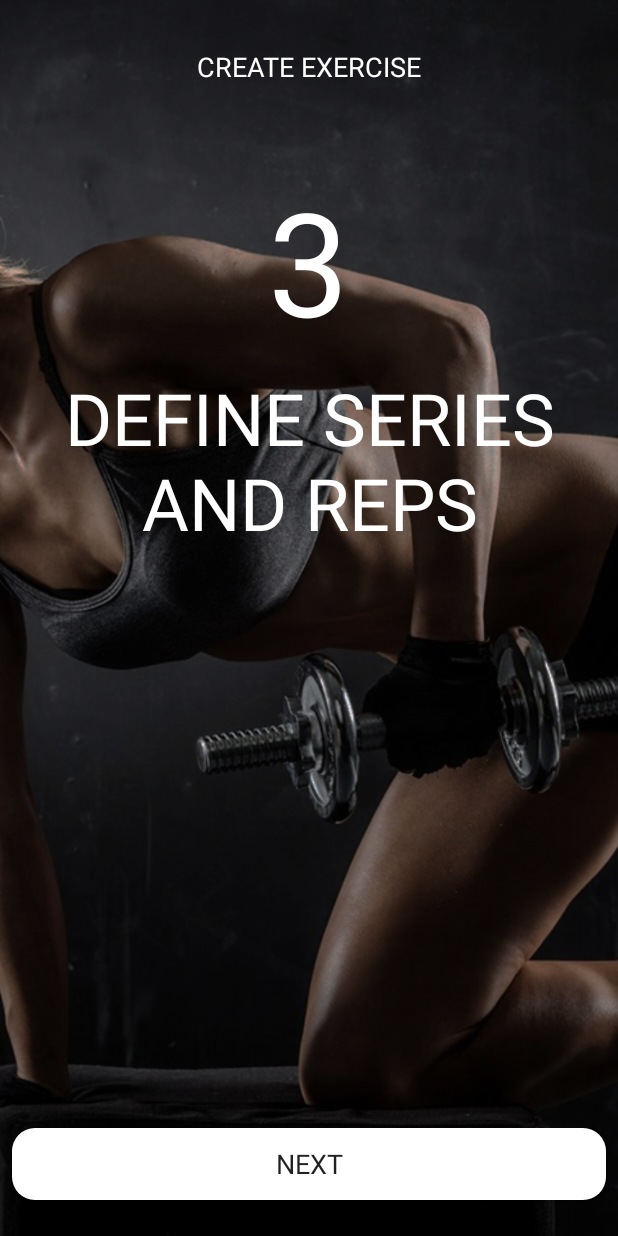
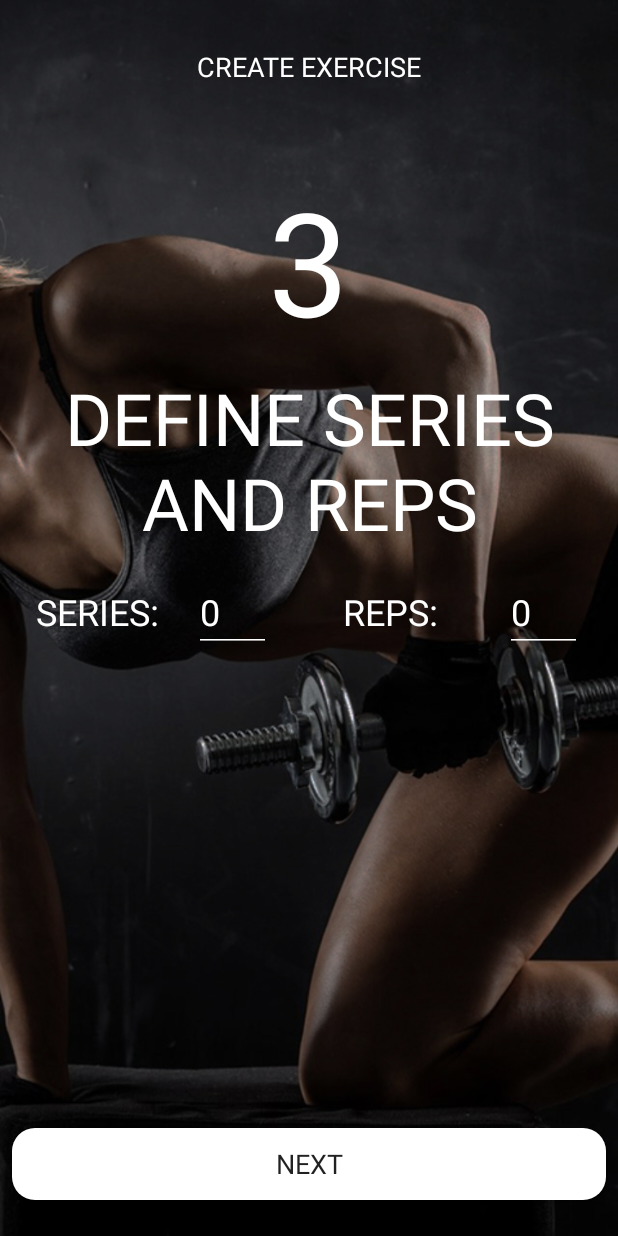
Before and after one commit to koulaond/WorkoutPlanner, an Android app: the fragment StandardRepsFragment placed in its activity, on a phone screen of 412 x 824 dp. Run offline under Robolectric (Android 15) with nearby library versions, the phone set to English and light mode, and no system bars; Roboto replaces fonts that are not available here.

Commit message:
UI - database access - series and reps text fields dynamically change according to values

```diff
--- a/app/src/main/java/com/example/workoutplanner/StandardRepsFragment.kt
+++ b/app/src/main/java/com/example/workoutplanner/StandardRepsFragment.kt
@@ -5,13 +5,55 @@ import androidx.fragment.app.Fragment
 import android.view.LayoutInflater
 import android.view.View
 import android.view.ViewGroup
+import android.widget.EditText
+import android.widget.LinearLayout
+import android.widget.ScrollView
+import android.widget.TextView
+import androidx.constraintlayout.widget.ConstraintLayout
 
 class StandardRepsFragment : Fragment() {
+
+    val containerLayoutId = "containerLayout"
+
+    var reps: Long = 0
+    var series: Long = 0
+    var bodyTypeId: Long = 0
+
+    var seriesLabels: List<TextView> = ArrayList()
+    var seriesInputs: List<EditText> = ArrayList()
 
     override fun onCreateView(
         inflater: LayoutInflater, container: ViewGroup?,
         savedInstanceState: Bundle?
     ): View? {
-        return inflater.inflate(R.layout.fragment_standard_reps, container, false)
+        arguments?.let {
+
+            reps = it.getLong("reps")
+            series = it.getLong("series")
+            bodyTypeId = it.getLong("bodyTypeId")
+        }
+
+        val view: View = inflater.inflate(R.layout.fragment_standard_reps, container, false)
+        view?.let {
+            it.findViewById<EditText>(R.id.series_reps_series_input)?.let {
+                it.setText(series.toString())
+            }
+            it.findViewById<EditText>(R.id.series_reps_reps_input)?.let {
+                it.setText(reps.toString())
+            }
+            initContainer(view)
+        }
+        return view
+    }
+
+    private fun initContainer(view: View) {
+        var layout: LinearLayout = view.findViewById<LinearLayout>(R.id.repsContainerLayout)
+
+        for (i in 0 until reps) {
+            var label: TextView = TextView(context)
+            label.setText("Series ${i+1}")
+            layout.addView(label)
+        }
+        layout
     }
 }
--- a/app/src/main/res/layout/fragment_standard_reps.xml
+++ b/app/src/main/res/layout/fragment_standard_reps.xml
@@ -4,7 +4,7 @@
                                                    xmlns:tools="http://schemas.android.com/tools"
                                                    android:layout_width="match_parent"
                                                    android:layout_height="match_parent"
-                                                   tools:context=".StandardRepsFragment" android:id="@+id/frameLayout">
+                                                   tools:context=".StandardRepsFragment" android:id="@+id/reps_layout">
 
     <ImageView
             android:layout_width="0dp"
@@ -59,6 +59,60 @@
             android:layout_marginBottom="24dp" app:layout_constraintBottom_toBottomOf="@+id/image_select_template"
             android:layout_marginEnd="8dp" app:layout_constraintEnd_toEndOf="parent" android:layout_marginStart="8dp"
             app:layout_constraintStart_toStartOf="parent"/>
+    <TextView
+            android:text="@string/screen_seriesandreps_series"
+            android:layout_width="wrap_content"
+            android:layout_height="wrap_content"
+            android:id="@+id/series_reps_series_label" style="@style/menuLabel"
+            android:layout_marginStart="24dp" app:layout_constraintStart_toStartOf="parent" android:textSize="24sp"
+            android:layout_marginTop="24dp" app:layout_constraintTop_toBottomOf="@+id/txtExercisesSelectTemplate"/>
+    <EditText
+            android:layout_width="51dp"
+            android:layout_height="wrap_content"
+            android:inputType="number"
+            android:ems="10"
+            android:id="@+id/series_reps_series_input"
+            app:layout_constraintTop_toTopOf="@+id/series_reps_series_label" style="@style/numberInput"
+            app:layout_constraintBottom_toBottomOf="@+id/series_reps_series_label"
+            app:layout_constraintEnd_toStartOf="@+id/guideline4" android:layout_marginEnd="24dp"/>
+    <TextView
+            android:text="@string/screen_seriesandreps_reps"
+            android:layout_width="wrap_content"
+            android:layout_height="wrap_content"
+            android:id="@+id/series_reps_reps_label" app:layout_constraintStart_toStartOf="@+id/guideline4"
+            android:layout_marginStart="24dp" android:layout_marginTop="24dp"
+            app:layout_constraintTop_toBottomOf="@+id/txtExercisesSelectTemplate" style="@style/menuLabel"/>
+    <androidx.constraintlayout.widget.Guideline
+            android:orientation="vertical"
+            android:layout_width="wrap_content"
+            android:layout_height="wrap_content" app:layout_constraintGuide_begin="205dp" android:id="@+id/guideline4"/>
+    <EditText
+            android:layout_width="51dp"
+            android:layout_height="wrap_content"
+            android:inputType="number"
+            android:ems="10"
+            android:id="@+id/series_reps_reps_input"
+            app:layout_constraintTop_toTopOf="@+id/series_reps_reps_label"
+            app:layout_constraintBottom_toBottomOf="@+id/series_reps_reps_label" style="@style/numberInput"
+            app:layout_constraintEnd_toEndOf="parent" android:layout_marginEnd="24dp"/>
+    <ScrollView
+            android:layout_width="0dp"
+            android:layout_height="173dp" tools:layout_editor_absoluteY="462dp"
+            app:layout_constraintStart_toStartOf="@+id/series_reps_series_label" android:layout_marginStart="8dp"
+            app:layout_constraintEnd_toEndOf="@+id/series_reps_reps_input" android:layout_marginEnd="8dp"
+            android:id="@+id/series_reps_container" app:layout_constraintHorizontal_bias="0.0">
+        <LinearLayout android:layout_width="match_parent" android:layout_height="wrap_content"
+                      android:orientation="vertical"/>
+    </ScrollView>
+    <LinearLayout
+            android:orientation="vertical"
+            android:layout_width="0dp"
+            android:layout_height="0dp"
+            app:layout_constraintEnd_toEndOf="@+id/series_reps_container"
+            app:layout_constraintStart_toStartOf="@+id/series_reps_container"
+            app:layout_constraintTop_toTopOf="@+id/series_reps_container"
+            app:layout_constraintBottom_toBottomOf="@+id/series_reps_container" android:id="@+id/repsContainerLayout">
+    </LinearLayout>
 
 
 </androidx.constraintlayout.widget.ConstraintLayout>
--- a/app/src/main/res/navigation/navigation_graph.xml
+++ b/app/src/main/res/navigation/navigation_graph.xml
@@ -32,7 +32,8 @@
               android:label="fragment_combined" tools:layout="@layout/fragment_combined"/>
     <fragment android:id="@+id/standardRepsFragment" android:name="com.example.workoutplanner.StandardRepsFragment"
               android:label="fragment_standard_reps" tools:layout="@layout/fragment_standard_reps">
-        <argument android:name="template" app:argType="string"/>
-        <argument android:name="bodyPart" app:argType="string"/>
+        <argument android:name="reps" app:argType="long" android:defaultValue="0L"/>
+        <argument android:name="series" app:argType="long" android:defaultValue="0L"/>
+        <argument android:name="bodyTypeId" app:argType="long"/>
     </fragment>
 </navigation>
--- a/app/src/main/res/values/strings.xml
+++ b/app/src/main/res/values/strings.xml
@@ -28,6 +28,9 @@
     <string name="screen_exercises_create_circle_btn">CIRCLE</string>
     <string name="screen_exercises_create_tabata_btn">TABATA</string>
     <string name="screen_exercises_create_combined_btn">COMBINED</string>
+
+    <string name="screen_seriesandreps_series">SERIES:</string>
+    <string name="screen_seriesandreps_reps">REPS:</string>
 
     <!--CONTENT DESCRIPTIONS-->
     <string name="screen_welcome_background_cd">background image</string>
--- a/app/src/main/res/values/styles.xml
+++ b/app/src/main/res/values/styles.xml
@@ -79,8 +79,15 @@
         <item name="android:backgroundTint">@color/inputFieldWhite</item>
         <item name="android:hint">@string/placeholder_exercise_name</item>
     </style>
+
     <style name="spinner_theme">>
         <item name="colorAccent">@color/inputFieldWhite</item>
         <item name="colorControlNormal">@color/inputFieldWhite</item>
     </style>
+
+    <style name="numberInput">
+        <item name="android:backgroundTint">@color/inputFieldWhite</item>
+        <item name="android:textColor">@color/inputFieldWhite</item>
+        <item name="android:textSize">24sp</item>
+    </style>
 </resources>
```
